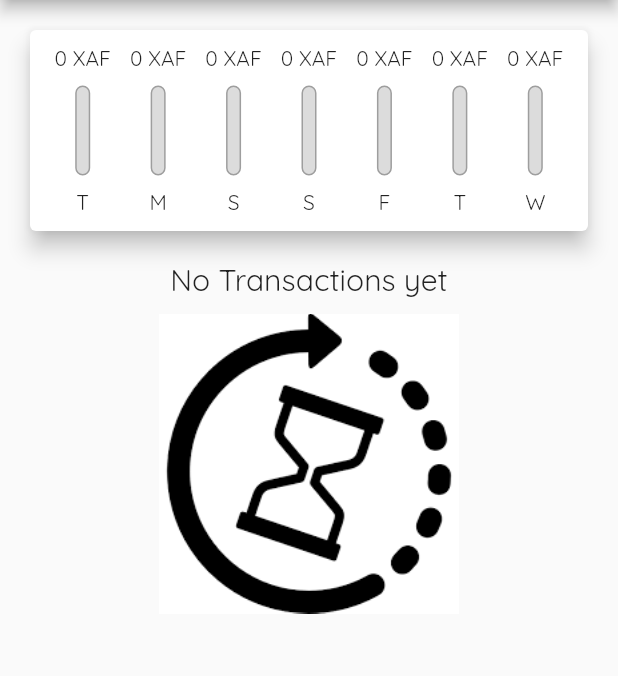
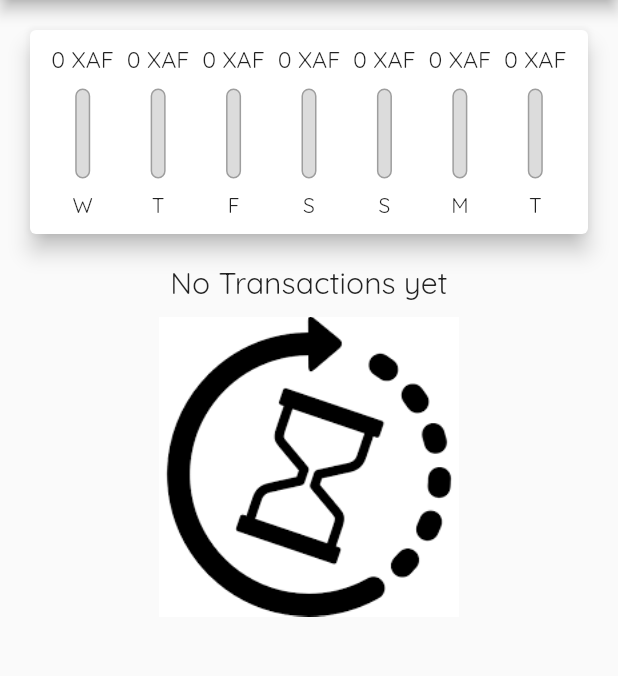
Before and after one commit to darkcode932/expense_app, a Flutter app: the screen it shows after launch, on a phone screen of 412 x 824 dp, the part 84-760 px from its top. Run offline on Flutter 3.47's test engine with Material 2 defaults, Android fonts, the phone set to English and light mode, and no system bars.

Commit message:
add some circle avatar and resize the chartbar

```diff
--- a/lib/main.dart
+++ b/lib/main.dart
@@ -24,9 +24,9 @@ class MyApp extends StatelessWidget {
         appBarTheme: AppBarTheme(
             textTheme: ThemeData.light().textTheme.copyWith(
                   titleLarge: TextStyle(
-                    fontFamily: 'OpenSans',
-                    fontSize: 20,
-                  ),
+                      fontFamily: 'OpenSans',
+                      fontSize: 20,
+                      fontWeight: FontWeight.bold),
                   titleMedium: TextStyle(fontFamily: 'Quicksand', fontSize: 20),
                 )),
       ),
--- a/lib/widgets/chart.dart
+++ b/lib/widgets/chart.dart
@@ -29,7 +29,7 @@ class Chart extends StatelessWidget {
         'day': DateFormat.E().format(weekDay).substring(0, 1),
         'amount': totalSum
       };
-    });
+    }).reversed.toList();
   }
 
   double get totalSpending {
--- a/lib/widgets/chart_bar.dart
+++ b/lib/widgets/chart_bar.dart
@@ -12,7 +12,10 @@ class ChartBar extends StatelessWidget {
   Widget build(BuildContext context) {
     return Column(
       children: <Widget>[
-        FittedBox(child: Text('${spendingAmount.toStringAsFixed(0)} XAF')),
+        Container(
+            height: 20,
+            child: FittedBox(
+                child: Text('${spendingAmount.toStringAsFixed(0)} XAF'))),
         SizedBox(height: 4),
         Container(
           height: 60,
```
Also changed, not shown: lib/widgets/transaction_list.dart (+16 -32 lines).
